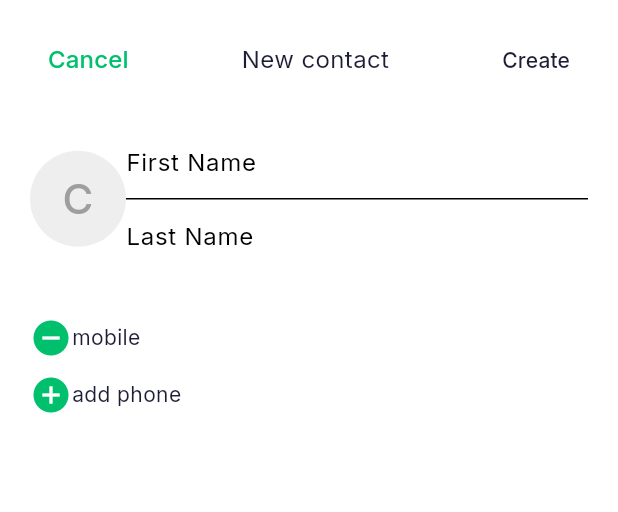
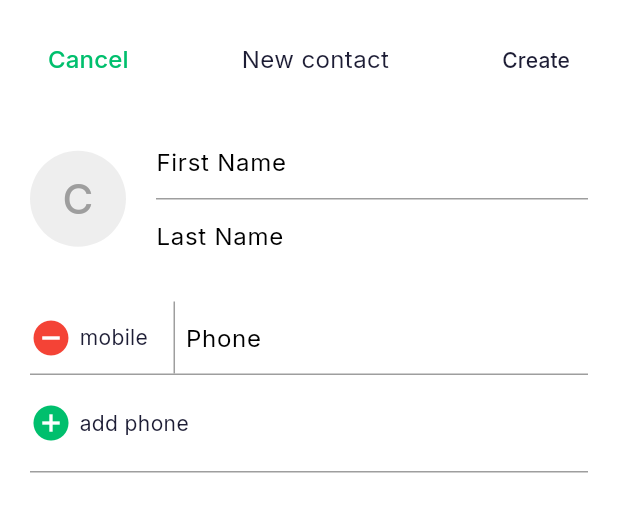
Before and after one commit to trung1609/2025_LTTBDD_N04_Nhom_VuMinhTrung, a Flutter app: the NewContactSheet widget shown alone on an empty page, opened directly, on a phone screen of 412 x 824 dp. Shown: the top 512 px of the screen. Run offline on Flutter 3.47's test engine with Material 3 defaults, Android fonts, the phone set to English and light mode, and no system bars; our stand-ins replace google_fonts.

Commit message:
update to almost finish tab people

```diff
--- a/lib/screen/people/components/new_contact.dart
+++ b/lib/screen/people/components/new_contact.dart
@@ -100,7 +100,7 @@ class _NewContactSheetState extends State<NewContactSheet> {
                     style: TextStyle(fontSize: 28, color: Colors.grey),
                   ),
                 ),
-                const SizedBox(height: kDefaultPadding),
+                const SizedBox(height: kDefaultPadding, width: kDefaultPadding),
                 Expanded(
                   child: Column(
                     children: [
@@ -111,7 +111,7 @@ class _NewContactSheetState extends State<NewContactSheet> {
                           border: InputBorder.none,
                         ),
                       ),
-                      Divider(height: 1),
+                      Divider(height: 1, color: Theme.of(context).dividerColor),
                       TextField(
                         controller: _lastNameController,
                         decoration: InputDecoration(
@@ -125,29 +125,66 @@ class _NewContactSheetState extends State<NewContactSheet> {
               ],
             ),
             const SizedBox(height: kDefaultPadding),
-            Row(
+            IntrinsicHeight(
+              child: Row(
                 children: [
-                const Icon(Icons.remove_circle, color: kPrimaryColor, size: 28),
-                const SizedBox(height: 12),
-                const Text("mobile"),
-                const SizedBox(height: 20),
+                  const Icon(Icons.remove_circle, color: Colors.red, size: 28),
+                  const SizedBox(height: 12, width: 5,),
+                  Text(
+                    "mobile",
+                    style: TextStyle(
+                      color: Theme.of(context).textTheme.bodyMedium!.color,
+                    ),
+                  ),
+                  const SizedBox(
+                    height: kDefaultPadding,
+                    width: kDefaultPadding / 2,
+                  ),
+                  VerticalDivider(width: 15, thickness: 1, color: Colors.grey),
                   Expanded(
                     child: TextField(
                       controller: _phoneController,
                       keyboardType: TextInputType.phone,
-                    decoration: InputDecoration(border: InputBorder.none),
+                      decoration: InputDecoration(
+                        border: InputBorder.none,
+                        hintText: "Phone",
+                      ),
                     ),
                   ),
                 ],
               ),
-            Row(
+            ),
+            Divider(height: 1, color: Theme.of(context).dividerColor),
+            Padding(
+              padding: EdgeInsets.symmetric(vertical: kDefaultPadding / 4),
+            ),
+            InkWell(
+              onTap: () {},
+              child: Padding(
+                padding: const EdgeInsets.symmetric(vertical: 8.0),
+                child: Row(
                   children: [
-                const Icon(Icons.add_circle, color: kPrimaryColor, size: 28),
-                const SizedBox(height: 12),
-                const Text("add phone"),
+                    const Icon(
+                      Icons.add_circle,
+                      color: kPrimaryColor,
+                      size: 28,
+                    ),
+                    const SizedBox(height: 12, width: 5,),
+                    Text(
+                      "add phone",
+                      style: TextStyle(
+                        color: Theme.of(context).textTheme.bodyMedium!.color,
+                      ),
+                    ),
                     const SizedBox(height: 16),
                   ],
                 ),
+              ),
+            ),
+            Padding(
+              padding: EdgeInsets.symmetric(vertical: kDefaultPadding / 4),
+            ),
+            Divider(height: 1, color: Theme.of(context).dividerColor),
             Padding(padding: EdgeInsets.only(bottom: kDefaultPadding * 25)),
           ],
         ),
```
Lines whose indentation alone changed are shown as unchanged.
